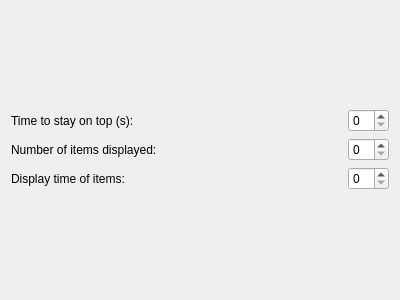
First picture: the form in plasma/applets/devicenotifier/deviceNotifierConfig.ui, repository mgottschlag/kwin-tiling, before the edit.
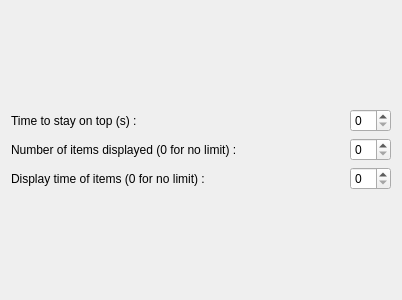
Second picture: the form after the edit.

Commit message: -Add an explanation for label in ui file -The number of items that we can set in config dialog is now implemented -The notifier is different when you drag and drop it on the desktop (no more popup). Need to polish the UI especially the title with something more fun and a better size managing (actually hard method)

```diff
--- a/plasma/applets/devicenotifier/deviceNotifierConfig.ui
+++ b/plasma/applets/devicenotifier/deviceNotifierConfig.ui
@@ -5,7 +5,7 @@
    <rect>
     <x>0</x>
     <y>0</y>
-    <width>400</width>
+    <width>402</width>
     <height>300</height>
    </rect>
   </property>
@@ -47,7 +47,7 @@
        <item>
         <widget class="QLabel" name="labelSize_2" >
          <property name="text" >
-          <string>Time to stay on top (s):</string>
+          <string>Time to stay on top (s) :</string>
          </property>
         </widget>
        </item>
@@ -83,7 +83,7 @@
        <item>
         <widget class="QLabel" name="labelSize" >
          <property name="text" >
-          <string>Number of items displayed:</string>
+          <string>Number of items displayed (0 for no limit) :</string>
          </property>
         </widget>
        </item>
@@ -104,7 +104,7 @@
        <item>
         <widget class="QLabel" name="label" >
          <property name="text" >
-          <string>Display time of items:</string>
+          <string>Display time of items (0 for no limit) :</string>
          </property>
         </widget>
        </item>
```
The commit also changes 2 other files.
